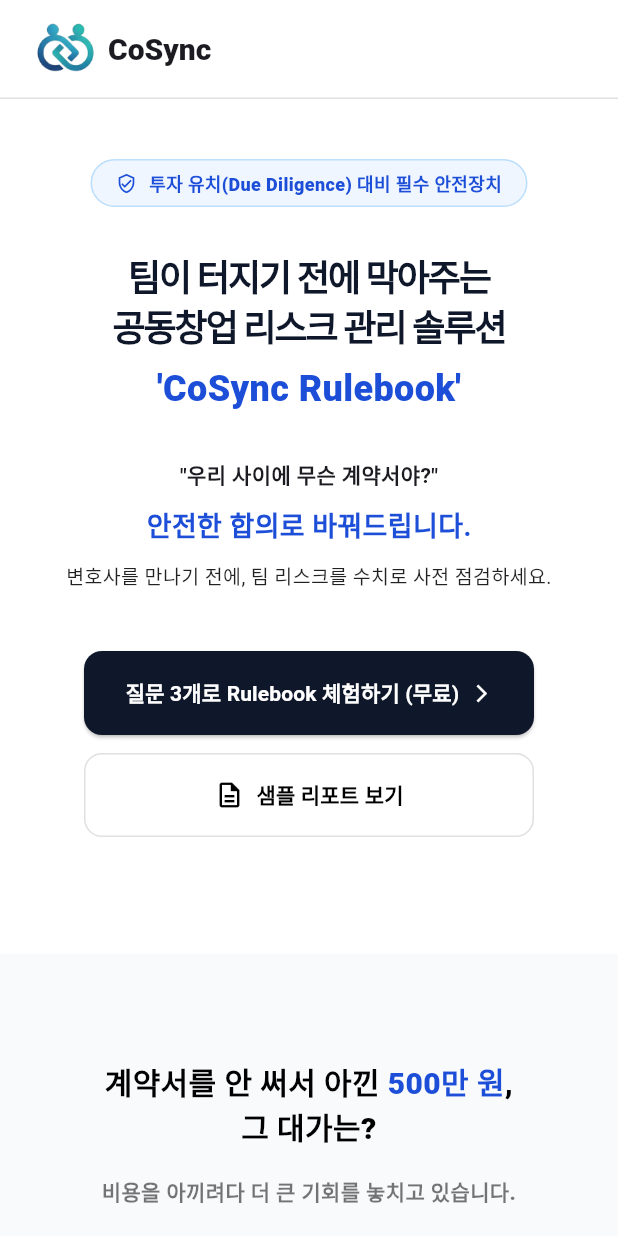
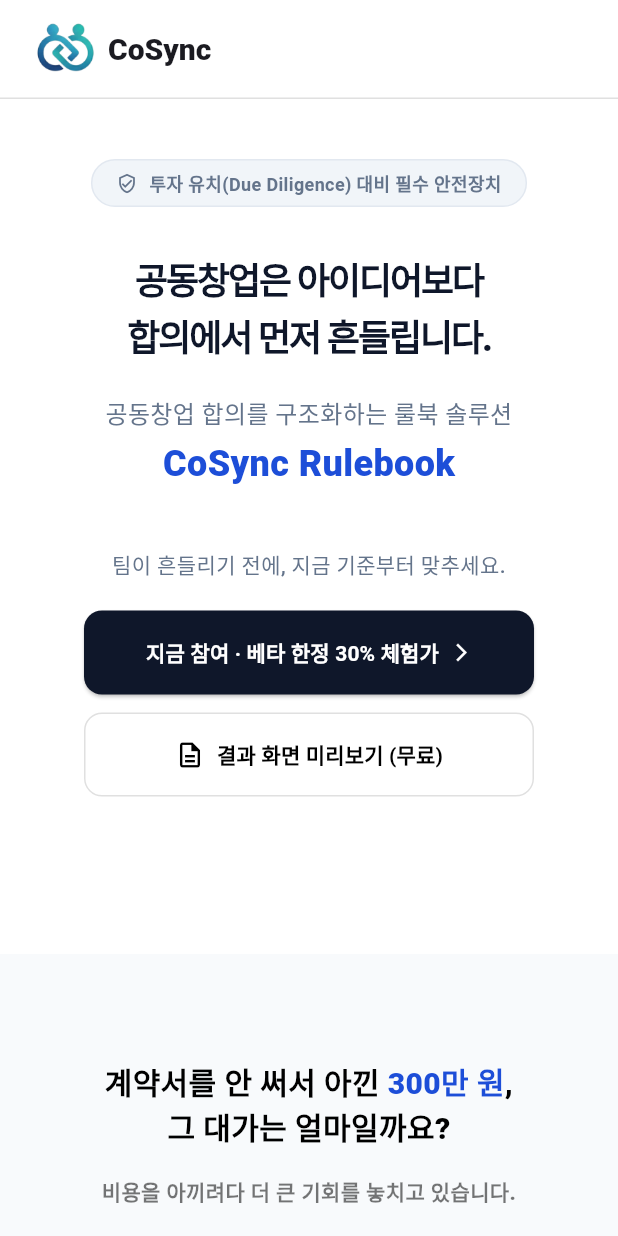
Before and after one commit to jumyeong2/flutter_demo, a Flutter app: the screen it shows after launch, on a phone screen of 412 x 824 dp. Run offline on Flutter 3.47's test engine with Material 3 defaults, Android fonts, the phone set to English and light mode, and no system bars; our stand-ins replace cloud_firestore, firebase_analytics, firebase_auth, firebase_core, get; accounts and stored records are empty; Roboto replaces fonts that are missing (Pretendard).

Commit message:
첫 페이지 수정 중

```diff
--- a/lib/ui/page/landing/widget/app_bar_widget.dart
+++ b/lib/ui/page/landing/widget/app_bar_widget.dart
@@ -28,7 +28,7 @@
           ),
           const SizedBox(width: 8),
           Text(
-            isMobileScreen ? 'CoSync' : 'Co-founder Sync',
+            'CoSync',
             style: TextStyle(fontSize: 20, fontWeight: FontWeight.w900),
           ),
           Spacer(),
--- a/lib/ui/page/landing/widget/description_section1.dart
+++ b/lib/ui/page/landing/widget/description_section1.dart
@@ -25,35 +25,36 @@
             height: isSmallMobile ? 32 : 36,
             padding: const EdgeInsets.symmetric(horizontal: 16),
             decoration: BoxDecoration(
-              color: const Color(0xFFEFF6FF),
+              color: const Color(0xFFF1F5F9),
               borderRadius: BorderRadius.circular(20),
-              border: Border.all(color: Colors.blue[100]!, width: 1),
+              border: Border.all(color: const Color(0xFFE2E8F0), width: 1),
             ),
             child: Row(
               mainAxisSize: MainAxisSize.min,
               children: [
                 Icon(
                   Icons.verified_user_outlined,
-                  color: const Color(0xFF1D4ED8),
+                  color: const Color(0xFF64748B),
                   size: isSmallMobile ? 14 : 16,
                 ),
                 const SizedBox(width: 8),
                 Text(
                   '투자 유치(Due Diligence) 대비 필수 안전장치',
                   style: TextStyle(
-                    color: const Color(0xFF1D4ED8),
+                    color: const Color(0xFF64748B),
                     fontSize: isSmallMobile ? 12 : 14,
-                    fontWeight: FontWeight.w900,
+                    fontWeight: FontWeight.w600,
                   ),
                 ),
               ],
             ),
           ),
           SizedBox(height: isSmallMobile ? 30 : 48),
+          // 히어로 문장 - 주인공
           Text(
-            "팀이 터지기 전에 막아주는\n공동창업 리스크 관리 솔루션",
+            "공동창업은 아이디어보다\n합의에서 먼저 흔들립니다.",
             style: TextStyle(
-              height: 1.3,
+              height: 1.5,
               letterSpacing: -1.4,
               fontSize: isSmallMobile
                   ? 24
@@ -67,9 +68,22 @@
             ),
             textAlign: TextAlign.center,
           ),
-          const SizedBox(height: 8),
+          SizedBox(height: isSmallMobile ? 20 : 32),
+          // 솔루션 정의 - 한 덩어리
+          Column(
+            children: [
               Text(
-            "'CoSync Rulebook'",
+                "공동창업 합의를 구조화하는 룰북 솔루션",
+                style: TextStyle(
+                  fontSize: isSmallMobile ? 16 : (isSmallScreen ? 20 : 24),
+                  fontWeight: FontWeight.w500,
+                  color: const Color(0xFF64748B),
+                ),
+                textAlign: TextAlign.center,
+              ),
+              const SizedBox(height: 4),
+              Text(
+                "CoSync Rulebook",
                 style: TextStyle(
                   fontSize: isSmallMobile
                       ? 24
@@ -82,33 +96,20 @@
                   color: const Color(0xFF1D4ED8),
                 ),
               ),
-          SizedBox(height: isSmallMobile ? 30 : 40),
+            ],
+          ),
+          SizedBox(height: isSmallMobile ? 40 : 60),
+          // 행동 유도 - CTA 바로 위
           Text(
-            '"우리 사이에 무슨 계약서야?"',
+            "팀이 흔들리기 전에, 지금 기준부터 맞추세요.",
             style: TextStyle(
               fontSize: isSmallMobile ? 14 : 16,
-              fontWeight: FontWeight.w600,
-            ),
-          ),
-          const SizedBox(height: 10),
-          Text(
-            "안전한 합의로 바꿔드립니다.",
-            style: TextStyle(
-              fontSize: isSmallMobile ? 18 : (isSmallScreen ? 20 : 24),
-              fontWeight: FontWeight.w600,
-              color: Color(0xFF1D4ED8),
-            ),
-          ),
-          const SizedBox(height: 10),
-          Text(
-            "변호사를 만나기 전에, 팀 리스크를 수치로 사전 점검하세요.",
-            style: TextStyle(
-              fontSize: isSmallMobile ? 13 : 16,
-              color: Colors.black87,
+              fontWeight: FontWeight.w500,
+              color: const Color(0xFF64748B),
             ),
             textAlign: TextAlign.center,
           ),
-          SizedBox(height: isSmallMobile ? 40 : 60),
+          SizedBox(height: isSmallMobile ? 20 : 24),
           isMobileScreen
               ? Column(
                   children: [
@@ -131,7 +132,7 @@
                           mainAxisAlignment: MainAxisAlignment.center,
                           children: [
                             Text(
-                              "질문 3개로 Rulebook 체험하기 (무료)",
+                              "지금 참여 · 베타 한정 30% 체험가",
                               style: TextStyle(
                                 fontSize: isSmallMobile ? 14 : 16,
                                 fontWeight: FontWeight.bold,
@@ -169,7 +170,7 @@
                             Icon(Icons.description_outlined, size: 20),
                             SizedBox(width: 8),
                             Text(
-                              "샘플 리포트 보기",
+                              "결과 화면 미리보기 (무료)",
                               style: TextStyle(fontWeight: FontWeight.bold),
                             ),
                           ],
@@ -198,7 +199,7 @@
                         mainAxisAlignment: MainAxisAlignment.center,
                         children: [
                           Text(
-                            "질문 3개로 Rulebook 체험하기 (무료)",
+                            "우리 팀 Rulebook 만들기",
                             style: TextStyle(
                               fontSize: 16,
                               fontWeight: FontWeight.bold,
@@ -230,7 +231,7 @@
                           Icon(Icons.description_outlined, size: 20),
                           SizedBox(width: 8),
                           Text(
-                            "샘플 리포트 보기",
+                            "결과 화면 미리보기 (무료)",
                             style: TextStyle(fontWeight: FontWeight.bold),
                           ),
                         ],
--- a/lib/ui/page/landing/widget/description_section2.dart
+++ b/lib/ui/page/landing/widget/description_section2.dart
@@ -27,10 +27,10 @@
               children: [
                 const TextSpan(text: '계약서를 안 써서 아낀 '),
                 const TextSpan(
-                  text: '500만 원',
+                  text: '300만 원',
                   style: TextStyle(color: Color(0xFF1D4ED8)),
                 ),
-                TextSpan(text: isSmallMobile ? ',\n그 대가는?' : ',\n그 대가는 얼마일까요?'),
+                TextSpan(text: isSmallMobile ? ',\n그 대가는 얼마일까요?' : ',\n그 대가는 얼마일까요?'),
               ],
             ),
             textAlign: TextAlign.center,
@@ -225,13 +225,14 @@
                         '구두 합의만 존재',
                         isBefore: true,
                         strikethrough: true,
+                        isSmallMobile: isSmallMobile,
                       ),
                       const VerticalDivider(
                         color: Colors.white12,
                         indent: 10,
                         endIndent: 10,
                       ),
-                      _buildEffectSection('AFTER', 'Rulebook 12p', '핵심 조항 명문화'),
+                      _buildEffectSection('AFTER', 'Rulebook 12p', '핵심 조항 명문화', isSmallMobile: isSmallMobile),
                     ],
                   ),
                 ),
@@ -244,13 +245,14 @@
                         '위험 감지 불가',
                         '막연한 불안감',
                         isBefore: true,
+                        isSmallMobile: isSmallMobile,
                       ),
                       const VerticalDivider(
                         color: Colors.white12,
                         indent: 10,
                         endIndent: 10,
                       ),
-                      _buildEffectSection('AFTER', '안정성 78점', '데이터 기반 확신'),
+                      _buildEffectSection('AFTER', '안정성 78점', '데이터 기반 확신', isSmallMobile: isSmallMobile),
                     ],
                   ),
                 ),
@@ -319,6 +321,7 @@
     String subtitle, {
     bool isBefore = false,
     bool strikethrough = false,
+    bool isSmallMobile = false,
   }) {
     return Expanded(
       child: Padding(
@@ -339,7 +342,7 @@
             Text(
               title,
               style: TextStyle(
-                fontSize: 18,
+                fontSize: isSmallMobile ? 14 : 16,
                 fontWeight: FontWeight.bold,
                 color: isBefore ? Colors.grey[400] : Colors.white,
                 decoration: strikethrough ? TextDecoration.lineThrough : null,
--- a/lib/ui/page/landing/widget/description_section3.dart
+++ b/lib/ui/page/landing/widget/description_section3.dart
@@ -115,17 +115,10 @@
             ],
           ),
           SizedBox(height: isSmallMobile ? 20 : 32),
-          Text(
-            '주주간 계약서, 전문가에게 바로 맡기면 평균 300만원입니다.',
-            style: TextStyle(
-              fontSize: isSmallMobile ? 13 : 15,
-              color: Colors.black87,
-            ),
-          ),
-          const SizedBox(height: 12),
           Text.rich(
             TextSpan(
               children: [
+                const TextSpan(text: '주주간 계약서, 전문가에게 바로 맡기면 평균 300만 원입니다. '),
                 TextSpan(
                   text: 'CoSync 연 구독',
                   style: TextStyle(
--- a/lib/ui/page/landing/widget/description_section6.dart
+++ b/lib/ui/page/landing/widget/description_section6.dart
@@ -109,7 +109,7 @@
         Text(
           isSmallMobile
               ? "합의된 내용을 바탕으로 우리 팀만의 헌법,\n[Rulebook.pdf]를 생성해 드립니다."
-              : "동업계약서 쓰기엔 너무 딱딱하고, 말로만 하기엔 불안하신가요?\nCo-founder Sync는 우리 팀만의 헌법,\n[Rulebook.pdf]를 생성해 드립니다.",
+              : "동업계약서 쓰기엔 너무 딱딱하고, 말로만 하기엔 불안하신가요?\nCoSync는 우리 팀만의 헌법,\n[Rulebook.pdf]를 생성해 드립니다.",
           textAlign: isSmallScreen ? TextAlign.center : TextAlign.start,
           style: TextStyle(
             fontSize: isSmallMobile ? 13 : 16,
@@ -216,7 +216,7 @@
           AnimatedDefaultTextStyle(
             duration: const Duration(milliseconds: 200),
             style: TextStyle(
-              fontSize: 20,
+              fontSize: widget.isSmallMobile ? 16 : 14,
               fontWeight: FontWeight.w800,
               color: _isHovered ? activeColor : idleColor,
               fontFamily: 'Pretendard',
--- a/lib/ui/page/landing/widget/footer_section.dart
+++ b/lib/ui/page/landing/widget/footer_section.dart
@@ -26,7 +26,7 @@
               ),
               const SizedBox(width: 8),
               Text(
-                "Co-founder Sync",
+                "CoSync",
                 style: TextStyle(
                   fontSize: isSmallMobile ? 18 : 20,
                   fontWeight: FontWeight.w800,
@@ -39,7 +39,7 @@
           const SizedBox(height: 20),
           // 카피라이트
           Text(
-            "© 2024 Co-founder Sync. All rights reserved.",
+            "© 2025 CoSync. All rights reserved.",
             style: TextStyle(
               fontSize: isSmallMobile ? 12 : 14,
               color: const Color(0xFF64748B),
```
Lines whose indentation alone changed are shown as unchanged.
